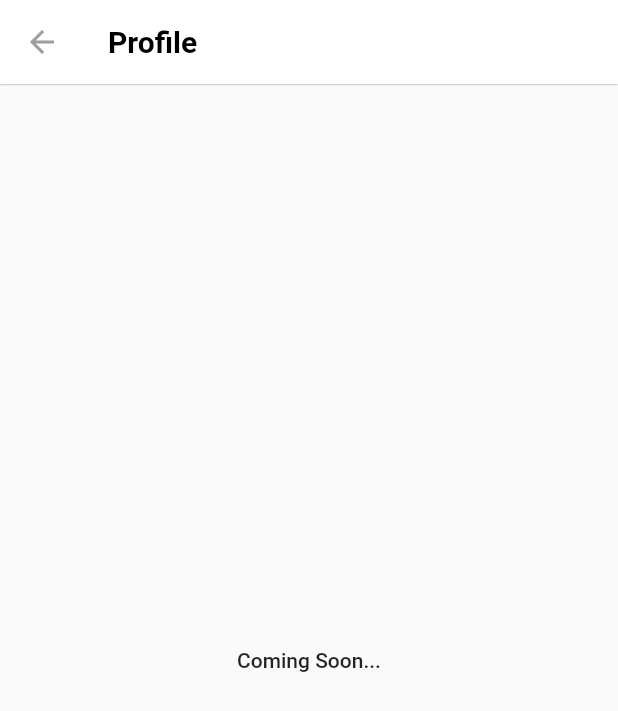
After one commit to yutakashimazaki/practice-flutter, a Flutter app: the screen it shows after launch, in the side drawer, after a tap on "profile", on a phone screen of 412 x 824 dp. The commit adds this screen. Shown: the top 711 px of the screen. Run offline on Flutter 3.47's test engine with Material 2 defaults, Android fonts, the phone set to English and light mode, and no system bars; our stand-ins replace font_awesome_flutter.

Commit message:
add drawer navigation

```diff
--- a/myapp/lib/main.dart
+++ b/myapp/lib/main.dart
@@ -21,6 +21,7 @@ class App extends StatelessWidget {
             fontSize: 20.0,
             fontWeight: FontWeight.w600,
           ),
+          iconTheme: IconThemeData(color: Colors.grey),
           elevation: 0.4,
         )
       ),
--- a/myapp/lib/view/drawer.dart
+++ b/myapp/lib/view/drawer.dart
@@ -1,6 +1,10 @@
 import 'package:flutter/material.dart';
 import 'package:flutter/widgets.dart';
 import 'package:font_awesome_flutter/font_awesome_flutter.dart';
+import 'package:myapp/view/drawer/book_mark.dart';
+import 'package:myapp/view/drawer/list.dart';
+import 'package:myapp/view/drawer/moment.dart';
+import 'package:myapp/view/drawer/profile.dart';
 
 class LeftDrawerView extends StatelessWidget {
   const LeftDrawerView({Key? key}) : super(key: key);
@@ -8,40 +12,69 @@ class LeftDrawerView extends StatelessWidget {
     fontSize: 20.0,
     fontWeight: FontWeight.w300
   );
-  static const items = [
+
+  List<ListTile> generateDrawerList(BuildContext context) {
+    return [
       ListTile(
-      title: Text(
+        title: const Text(
           'profile',
           style: listTextStyle,
         ),
-      leading: FaIcon(FontAwesomeIcons.user, size: 20.0),
-      horizontalTitleGap: 0.0
+        leading: const FaIcon(FontAwesomeIcons.user, size: 20.0),
+        horizontalTitleGap: 0.0,
+        onTap: () => drawerNavigation(context, DrawerForwardingIndex.profile),
       ),
       ListTile(
-      title: Text(
+        title: const Text(
           'list',
           style: listTextStyle,
         ),
-      leading: FaIcon(FontAwesomeIcons.list, size: 20.0),
-      horizontalTitleGap: 0.0
+        leading: const FaIcon(FontAwesomeIcons.list, size: 20.0),
+        horizontalTitleGap: 0.0,
+        onTap: () => drawerNavigation(context, DrawerForwardingIndex.list),
       ),
       ListTile(
-      title: Text(
+        title: const Text(
           'book mark',
           style: listTextStyle,
         ),
-      leading: FaIcon(FontAwesomeIcons.bookmark, size: 20.0),
-      horizontalTitleGap: 0.0
+        leading: const FaIcon(FontAwesomeIcons.bookmark, size: 20.0),
+        horizontalTitleGap: 0.0,
+        onTap: () => drawerNavigation(context, DrawerForwardingIndex.bookMark),
       ),
       ListTile(
-      title: Text(
+        title: const Text(
           'moment',
           style: listTextStyle,
         ),
-      leading: FaIcon(FontAwesomeIcons.bolt, size: 20.0),
-      horizontalTitleGap: 0.0
+        leading: const FaIcon(FontAwesomeIcons.bolt, size: 20.0),
+        horizontalTitleGap: 0.0,
+        onTap: () => drawerNavigation(context, DrawerForwardingIndex.moment),
       ),
     ];
+  }
+
+  void drawerNavigation(BuildContext context, DrawerForwardingIndex index) {
+    Widget forwardingView = const ProfileView();
+    switch (index) {
+      case DrawerForwardingIndex.profile:
+        break;
+      case DrawerForwardingIndex.list:
+        forwardingView = const MyListView();
+        break;
+      case DrawerForwardingIndex.bookMark:
+        forwardingView = const BookMarkView();
+        break;
+      case DrawerForwardingIndex.moment:
+        forwardingView = const MomentView();
+        break;
+      default:
+       break;
+    }
+    Navigator.push(context, MaterialPageRoute(builder: (context) {
+      return forwardingView;
+    }));
+  }
 
   @override
   Widget build(BuildContext context) {
@@ -76,7 +109,7 @@ class LeftDrawerView extends StatelessWidget {
         ),
         Expanded(
           child: ListView(
-            children: items
+            children: generateDrawerList(context)
           ),
         )
       ],
@@ -84,3 +117,9 @@ class LeftDrawerView extends StatelessWidget {
     );
   }
 }
+enum DrawerForwardingIndex {
+  profile,
+  list,
+  bookMark,
+  moment
+}
--- /dev/null
+++ b/myapp/lib/view/drawer/profile.dart
@@ -0,0 +1,20 @@
+import 'package:flutter/material.dart';
+
+class ProfileView extends StatelessWidget {
+  const ProfileView({Key? key}) : super(key: key);
+
+  @override
+  Widget build(BuildContext context) {
+    return Scaffold(
+      appBar: AppBar(
+        title: const Text('Profile'),
+      ),
+      body: Center(
+        child: Text(
+          'Coming Soon...',
+          style: Theme.of(context).textTheme.bodyText1,
+        ),
+      ),
+    );
+  }
+}
```
Also changed, not shown: myapp/lib/view/drawer/book_mark.dart (added, +20 -0 lines), myapp/lib/view/drawer/list.dart (added, +20 -0 lines), myapp/lib/view/drawer/moment.dart (added, +20 -0 lines). Lines whose indentation alone changed are shown as unchanged.
